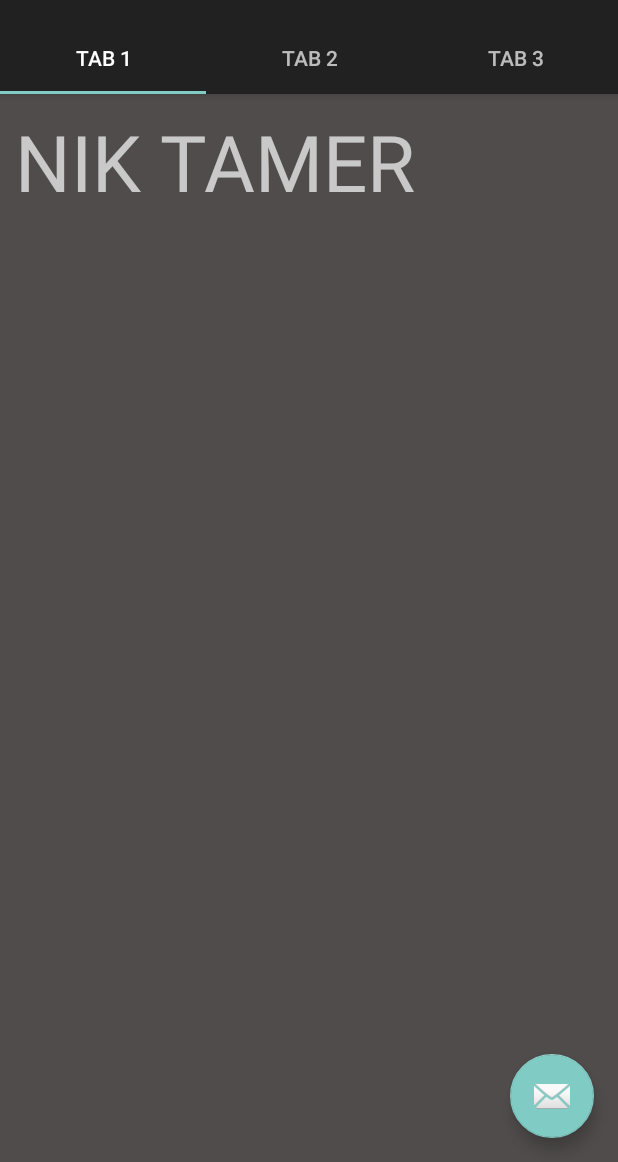
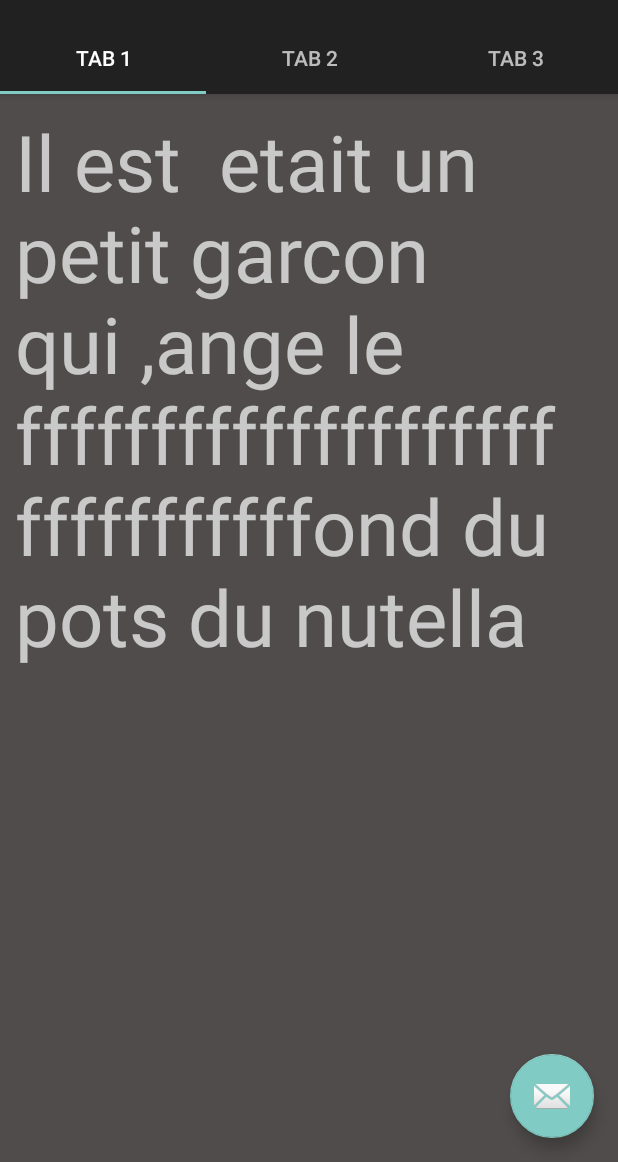
Before and after one commit to xkenzzo31/WishList, an Android app: the screen it shows after launch once a user with an empty profile is signed in (Home_Activity), on a phone screen of 412 x 824 dp, the part 74-1236 px from its top. Run offline under Robolectric (Android 15) with nearby library versions, the phone set to English and light mode, and no system bars; our stand-ins replace Firebase (no records; nobody signed in at launch, a user with empty details on screens opened directly).

Commit message:
update style and color

```diff
--- a/app/src/main/java/fragment/frag0.java
+++ b/app/src/main/java/fragment/frag0.java
@@ -2,7 +2,6 @@ package fragment;
 
 import android.support.v4.app.Fragment;
 import android.os.Bundle;
-import android.support.annotation.NonNull;
 import android.support.annotation.Nullable;
 import android.view.LayoutInflater;
 import android.view.View;
@@ -18,7 +17,7 @@ public class frag0 extends Fragment {
     @Nullable
     @Override
     public View onCreateView(LayoutInflater inflater, @Nullable ViewGroup container, Bundle savedInstanceState) {
-        View rootView = inflater.inflate(R.layout.fragment_show_wish,container,false);
+        View rootView = inflater.inflate(R.layout.fragment_show_wish0,container,false);
 
         return rootView;
     }
--- a/app/src/main/java/fragment/frag1.java
+++ b/app/src/main/java/fragment/frag1.java
@@ -17,7 +17,7 @@ public class frag1 extends Fragment {
     @Nullable
     @Override
     public View onCreateView(LayoutInflater inflater, @Nullable ViewGroup container, Bundle savedInstanceState) {
-        View rootView = inflater.inflate(R.layout.fragment_show_wish,container,false);
+        View rootView = inflater.inflate(R.layout.fragment_show_wish1,container,false);
 
         return rootView;
     }
--- a/app/src/main/java/fragment/frag2.java
+++ b/app/src/main/java/fragment/frag2.java
@@ -17,7 +17,7 @@ public class frag2 extends Fragment {
     @Nullable
     @Override
     public View onCreateView(LayoutInflater inflater, @Nullable ViewGroup container, Bundle savedInstanceState) {
-        View rootView = inflater.inflate(R.layout.fragment_show_wish,container,false);
+        View rootView = inflater.inflate(R.layout.fragment_show_wish2,container,false);
 
         return rootView;
     }
--- a/app/src/main/res/drawable/shape_button_tab_checked.xml
+++ b/app/src/main/res/drawable/shape_button_tab_checked.xml
@@ -2,7 +2,7 @@
 <layer-list xmlns:android="http://schemas.android.com/apk/res/android">
     <item>
         <shape android:shape="rectangle">
-            <solid android:color="#E50D62" />
+            <solid android:color="@color/red" />
         </shape>
     </item>
     <item android:bottom="6dp">
--- a/app/src/main/res/drawable/shape_button_tab_checked_yellow.xml
+++ b/app/src/main/res/drawable/shape_button_tab_checked_yellow.xml
@@ -2,7 +2,7 @@
 <layer-list xmlns:android="http://schemas.android.com/apk/res/android">
     <item>
         <shape android:shape="rectangle">
-            <solid android:color="#ab0000" />
+            <solid android:color="@color/dark_red" />
         </shape>
     </item>
     <item android:bottom="6dp">
--- a/app/src/main/res/layout/activity_home_.xml
+++ b/app/src/main/res/layout/activity_home_.xml
@@ -10,20 +10,14 @@
 
     <android.support.design.widget.AppBarLayout
         android:id="@+id/appbar"
-        android:layout_width="match_parent"
-        android:layout_height="wrap_content"
-        android:paddingTop="@dimen/appbar_padding_top"
-        android:theme="@style/AppBarOverlay">
+        style="@style/Home_Activity.AppBarLaout">
 
         <android.support.v7.widget.Toolbar
             android:id="@+id/toolbar"
-            android:layout_width="match_parent"
-            android:layout_height="?attr/actionBarSize"
-            android:layout_weight="1"
-            android:background="?attr/colorPrimary"
-            app:layout_scrollFlags="scroll|enterAlways"
+            style="@style/Home_Activity.ToolBar"
+            app:title="@string/app_name"
             app:popupTheme="@style/PopupOverlay"
-            app:title="@string/app_name">
+            app:layout_scrollFlags="scroll|enterAlways">
 
         </android.support.v7.widget.Toolbar>
 
@@ -34,20 +28,17 @@
 
             <android.support.design.widget.TabItem
                 android:id="@+id/tabItem"
-                android:layout_width="wrap_content"
-                android:layout_height="wrap_content"
+                style="@style/Tab_Home_Activity"
                 android:text="@string/tab_text_1" />
 
             <android.support.design.widget.TabItem
                 android:id="@+id/tabItem2"
-                android:layout_width="wrap_content"
-                android:layout_height="wrap_content"
+                style="@style/Tab_Home_Activity"
                 android:text="@string/tab_text_2" />
 
             <android.support.design.widget.TabItem
                 android:id="@+id/tabItem3"
-                android:layout_width="wrap_content"
-                android:layout_height="wrap_content"
+                style="@style/Tab_Home_Activity"
                 android:text="@string/tab_text_3" />
 
         </android.support.design.widget.TabLayout>
@@ -55,15 +46,12 @@
 
     <android.support.v4.view.ViewPager
         android:id="@+id/container"
-        android:layout_width="match_parent"
-        android:layout_height="match_parent"
+        style="@style/ViewPager_Home_Activity"
         app:layout_behavior="@string/appbar_scrolling_view_behavior" />
 
     <android.support.design.widget.FloatingActionButton
         android:id="@+id/fab"
-        android:layout_width="wrap_content"
-        android:layout_height="wrap_content"
-        android:layout_gravity="end|bottom"
+        style="@style/Tab_Home_Activity.FloatActionButton"
         android:layout_margin="@dimen/fab_margin"
         app:srcCompat="@android:drawable/ic_dialog_email" />
 
--- a/app/src/main/res/layout/custom_dialog.xml
+++ b/app/src/main/res/layout/custom_dialog.xml
@@ -1,7 +1,7 @@
 <?xml version="1.0" encoding="utf-8"?>
 <LinearLayout xmlns:android="http://schemas.android.com/apk/res/android"
     android:orientation="vertical"
-    android:background="#161616"
+    android:background="@color/dark_grey"
     android:layout_width="fill_parent"
     android:layout_height="fill_parent"
     android:padding="10dp">
--- a/app/src/main/res/layout/fragment_show_wish.xml
+++ b/app/src/main/res/layout/fragment_show_wish0.xml
@@ -9,7 +9,7 @@
     <TextView
         android:layout_width="match_parent"
         android:layout_height="match_parent"
-        android:text="NIK TAMER"
+        android:text="Il est  etait un petit garcon qui ,ange le fffffffffffffffffffffffffffffffond du pots du nutella "
         android:textSize="52sp"/>
 
 </LinearLayout>
--- a/app/src/main/res/values/colors.xml
+++ b/app/src/main/res/values/colors.xml
@@ -3,4 +3,10 @@
     <color name="colorPrimary">#3F51B5</color>
     <color name="colorPrimaryDark">#303F9F</color>
     <color name="colorAccent">#FF4081</color>
+    <color name="grey">#4F4C4B</color>
+    <color name="red">#E50D62</color>
+    <color name="white_grey">#FAFAFA</color>
+    <color name="dark_red">#ab0000</color>
+    <color name="light_grey">#212121</color>
+    <color name="dark_grey">#161616</color>
 </resources>
--- a/app/src/main/res/values/styles.xml
+++ b/app/src/main/res/values/styles.xml
@@ -12,4 +12,59 @@
 
     <style name="PopupOverlay" parent="ThemeOverlay.AppCompat.Light" />
 
+    <style name="MainActivity"/>
+    <style name="MainActivity.View">
+        <item name="android:layout_height">10dp</item>
+        <item name="android:layout_width">0dp</item>
+    </style>
+    <style name="MainActivity.Image">
+        <item name="android:layout_height">wrap_content</item>
+        <item name="android:layout_width">wrap_content</item>
+    </style>
+    <style name="MainActivity.Edit">
+        <item name="android:layout_height">wrap_content</item>
+        <item name="android:layout_width">match_parent</item>
+    </style>
+    <style name="MainActivity.Layout">
+        <item name="android:layout_height">wrap_content</item>
+        <item name="android:layout_width">match_parent</item>
+        <item name="android:gravity">center</item>
+    </style>
+    <style name="MainActivity.Layout.ButtonRed">
+        <item name="android:layout_height">wrap_content</item>
+        <item name="android:layout_width">match_parent</item>
+        <item name="android:background">@drawable/shape_custom_button_red</item>
+    </style>
+    <style name="MainActivity.Layout.ButtonBlack">
+        <item name="android:layout_height">wrap_content</item>
+        <item name="android:layout_width">match_parent</item>
+        <item name="android:textSize">12sp</item>
+        <item name="android:background">@drawable/shape_custom_button_grey</item>
+    </style>
+    <style name="Home_Activity"/>
+    <style name="Home_Activity.AppBarLaout">
+        <item name="android:layout_width">match_parent</item>
+        <item name="android:layout_height">wrap_content</item>
+        <item name="android:paddingTop">8dp</item>
+        <item name="android:theme">@style/AppBarOverlay</item>
+    </style>
+    <style name="Home_Activity.ToolBar">
+        <item name="android:layout_width">match_parent</item>
+        <item name="android:layout_height">?attr/actionBarSize</item>
+        <item name="android:layout_weight">1</item>
+        <item name="android:background">?attr/colorPrimary</item>
+    </style>
+    <style name="Tab_Home_Activity">
+        <item name="android:layout_width">wrap_content</item>
+        <item name="android:layout_height">wrap_content</item>
+    </style>
+    <style name="ViewPager_Home_Activity">
+        <item name="android:layout_width">match_parent</item>
+        <item name="android:layout_height">match_parent</item>
+    </style>
+    <style name="Tab_Home_Activity.FloatActionButton">
+        <item name="android:layout_gravity">end|bottom</item>
+    </style>
+
+
 </resources>
```
Also changed, not shown: app/src/main/res/layout/activity_main.xml (+11 -25 lines), app/src/main/res/layout/fragment_show_wish1.xml (added, +11 -0 lines), app/src/main/res/layout/fragment_show_wish2.xml (added, +12 -0 lines).
